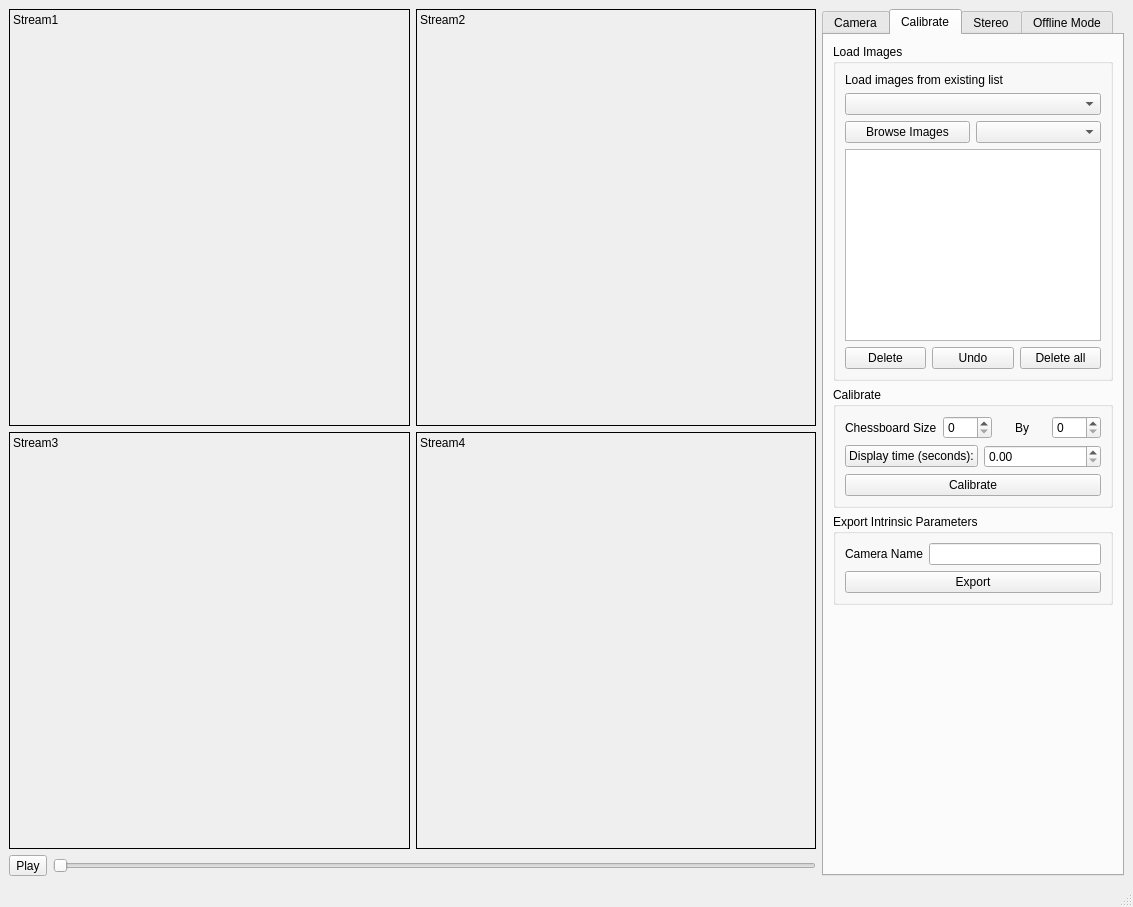
Before: the Qt Designer form Mocap.ui in UbaydaAbdulsamad/DroneMocap_App, drawn with Qt 5.
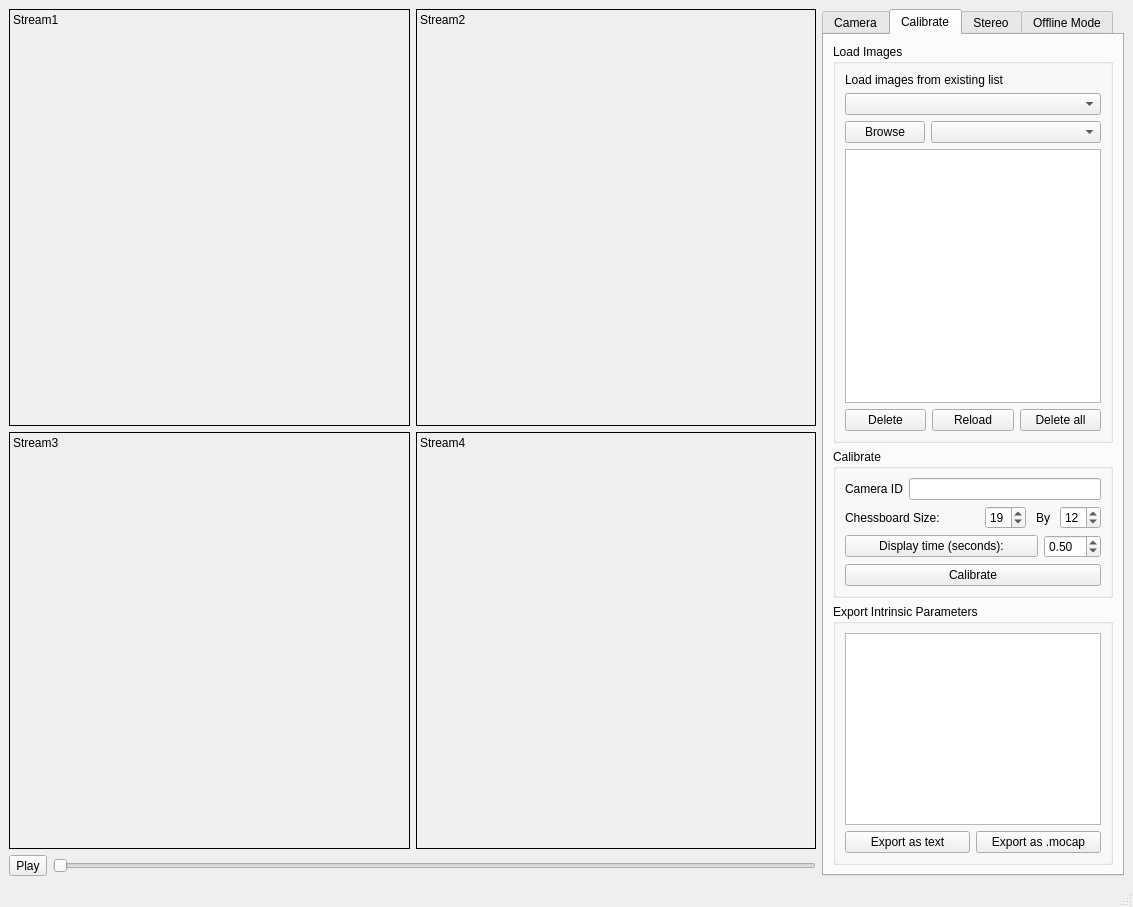
After: the same form once the commit is applied. The open tabs and pages were chosen to show the change.

Commit message: Single Camera Calibration is working properly

The edit to the form file:
```diff
--- a/Mocap.ui
+++ b/Mocap.ui
@@ -632,17 +632,55 @@
              <item>
               <widget class="QPushButton" name="pushButton_18">
                <property name="text">
-                <string>Browse Images</string>
+                <string>Browse</string>
                </property>
               </widget>
              </item>
              <item>
-              <widget class="QComboBox" name="comboBox_6"/>
+              <widget class="QComboBox" name="images_path_comboBox">
+               <property name="sizePolicy">
+                <sizepolicy hsizetype="Expanding" vsizetype="Fixed">
+                 <horstretch>0</horstretch>
+                 <verstretch>0</verstretch>
+                </sizepolicy>
+               </property>
+              </widget>
              </item>
             </layout>
            </item>
            <item>
-            <widget class="QListView" name="listView_3"/>
+            <widget class="QListWidget" name="loaded_images_list">
+             <property name="sizePolicy">
+              <sizepolicy hsizetype="Expanding" vsizetype="Expanding">
+               <horstretch>1</horstretch>
+               <verstretch>0</verstretch>
+              </sizepolicy>
+             </property>
+             <property name="defaultDropAction">
+              <enum>Qt::IgnoreAction</enum>
+             </property>
+             <property name="iconSize">
+              <size>
+               <width>90</width>
+               <height>90</height>
+              </size>
+             </property>
+             <property name="isWrapping" stdset="0">
+              <bool>true</bool>
+             </property>
+             <property name="gridSize">
+              <size>
+               <width>75</width>
+               <height>75</height>
+              </size>
+             </property>
+             <property name="viewMode">
+              <enum>QListView::IconMode</enum>
+             </property>
+             <property name="uniformItemSizes">
+              <bool>true</bool>
+             </property>
+            </widget>
            </item>
            <item>
             <layout class="QHBoxLayout" name="horizontalLayout_15">
@@ -656,7 +694,7 @@
              <item>
               <widget class="QPushButton" name="pushButton_20">
                <property name="text">
-                <string>Undo</string>
+                <string>Reload</string>
                </property>
               </widget>
              </item>
@@ -678,17 +716,59 @@
            <string>Calibrate</string>
           </property>
           <layout class="QVBoxLayout" name="verticalLayout_14">
+           <item>
+            <layout class="QHBoxLayout" name="horizontalLayout_13">
+             <item>
+              <widget class="QLabel" name="label_14">
+               <property name="sizePolicy">
+                <sizepolicy hsizetype="Preferred" vsizetype="Fixed">
+                 <horstretch>0</horstretch>
+                 <verstretch>0</verstretch>
+                </sizepolicy>
+               </property>
+               <property name="minimumSize">
+                <size>
+                 <width>0</width>
+                 <height>0</height>
+                </size>
+               </property>
+               <property name="text">
+                <string>Camera ID</string>
+               </property>
+              </widget>
+             </item>
+             <item>
+              <widget class="QLineEdit" name="camera_id_lineEdit"/>
+             </item>
+            </layout>
+           </item>
            <item>
             <layout class="QHBoxLayout" name="horizontalLayout_16">
+             <property name="spacing">
+              <number>10</number>
+             </property>
              <item>
               <widget class="QLabel" name="label_15">
+               <property name="sizePolicy">
+                <sizepolicy hsizetype="Expanding" vsizetype="Preferred">
+                 <horstretch>0</horstretch>
+                 <verstretch>0</verstretch>
+                </sizepolicy>
+               </property>
                <property name="text">
-                <string>Chessboard Size</string>
+                <string>Chessboard Size:</string>
                </property>
               </widget>
              </item>
              <item>
-              <widget class="QSpinBox" name="spinBox_6"/>
+              <widget class="QSpinBox" name="chess_size_x_spinBox">
+               <property name="minimum">
+                <number>2</number>
+               </property>
+               <property name="value">
+                <number>19</number>
+               </property>
+              </widget>
              </item>
              <item alignment="Qt::AlignHCenter">
               <widget class="QLabel" name="label_16">
@@ -698,21 +778,44 @@
               </widget>
              </item>
              <item>
-              <widget class="QSpinBox" name="spinBox_7"/>
+              <widget class="QSpinBox" name="chess_size_y_spinBox">
+               <property name="minimum">
+                <number>2</number>
+               </property>
+               <property name="value">
+                <number>12</number>
+               </property>
+              </widget>
              </item>
             </layout>
            </item>
            <item>
-            <layout class="QHBoxLayout" name="horizontalLayout_17">
+            <layout class="QHBoxLayout" name="horizontalLayout_17" stretch="0,0">
              <item>
-              <widget class="QPushButton" name="pushButton_22">
+              <widget class="QPushButton" name="disp_time_pushButton">
+               <property name="sizePolicy">
+                <sizepolicy hsizetype="Expanding" vsizetype="Fixed">
+                 <horstretch>0</horstretch>
+                 <verstretch>0</verstretch>
+                </sizepolicy>
+               </property>
                <property name="text">
                 <string>Display time (seconds):</string>
                </property>
+               <property name="checkable">
+                <bool>true</bool>
+               </property>
               </widget>
              </item>
              <item>
-              <widget class="QDoubleSpinBox" name="doubleSpinBox_4"/>
+              <widget class="QDoubleSpinBox" name="img_disp_time_doubleSpinBox">
+               <property name="singleStep">
+                <double>0.250000000000000</double>
+               </property>
+               <property name="value">
+                <double>0.500000000000000</double>
+               </property>
+              </widget>
              </item>
             </layout>
            </item>
@@ -733,54 +836,36 @@
           </property>
           <layout class="QVBoxLayout" name="verticalLayout_12">
            <item>
-            <layout class="QHBoxLayout" name="horizontalLayout_13">
-             <item>
-              <widget class="QLabel" name="label_14">
-               <property name="sizePolicy">
-                <sizepolicy hsizetype="Preferred" vsizetype="Fixed">
-                 <horstretch>0</horstretch>
-                 <verstretch>0</verstretch>
-                </sizepolicy>
-               </property>
-               <property name="minimumSize">
-                <size>
-                 <width>0</width>
-                 <height>0</height>
-                </size>
-               </property>
-               <property name="text">
-                <string>Camera Name</string>
-               </property>
-              </widget>
-             </item>
-             <item>
-              <widget class="QLineEdit" name="lineEdit_5"/>
-             </item>
-            </layout>
-           </item>
-           <item>
-            <widget class="QPushButton" name="pushButton_17">
-             <property name="text">
-              <string>Export</string>
+            <widget class="QListWidget" name="camera_intrinsic_list">
+             <property name="sizePolicy">
+              <sizepolicy hsizetype="Expanding" vsizetype="Minimum">
+               <horstretch>0</horstretch>
+               <verstretch>0</verstretch>
+              </sizepolicy>
              </property>
             </widget>
            </item>
+           <item>
+            <layout class="QHBoxLayout" name="horizontalLayout_7">
+             <item>
+              <widget class="QPushButton" name="export_intrinsic_text_pushButton">
+               <property name="text">
+                <string>Export as text</string>
+               </property>
+              </widget>
+             </item>
+             <item>
+              <widget class="QPushButton" name="export_intrinsic_mocap_pushButton">
+               <property name="text">
+                <string>Export as .mocap</string>
+               </property>
+              </widget>
+             </item>
+            </layout>
+           </item>
           </layout>
          </widget>
         </item>
-        <item>
-         <spacer name="verticalSpacer_3">
-          <property name="orientation">
-           <enum>Qt::Vertical</enum>
-          </property>
-          <property name="sizeHint" stdset="0">
-           <size>
-            <width>20</width>
-            <height>208</height>
-           </size>
-          </property>
-         </spacer>
-        </item>
        </layout>
       </widget>
       <widget class="QWidget" name="Multi_tab">
```
Left out of the diff: 47 changed lines with no effect on the pictures. The commit also changes 2 other files.
